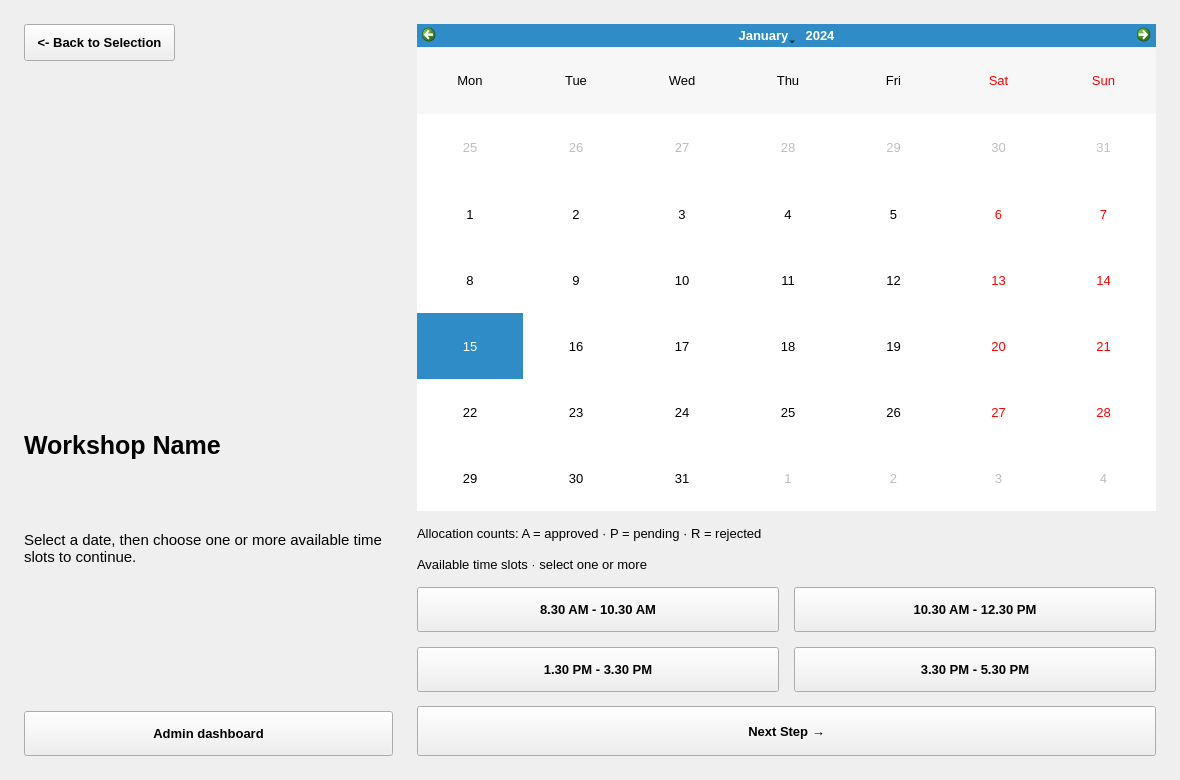
Old version of the form ui/forms/page2.ui in the repository PPAS-Rashmika/SYNCLAB-Centralized-Workshop-Laboratory-Allocation-Platform.
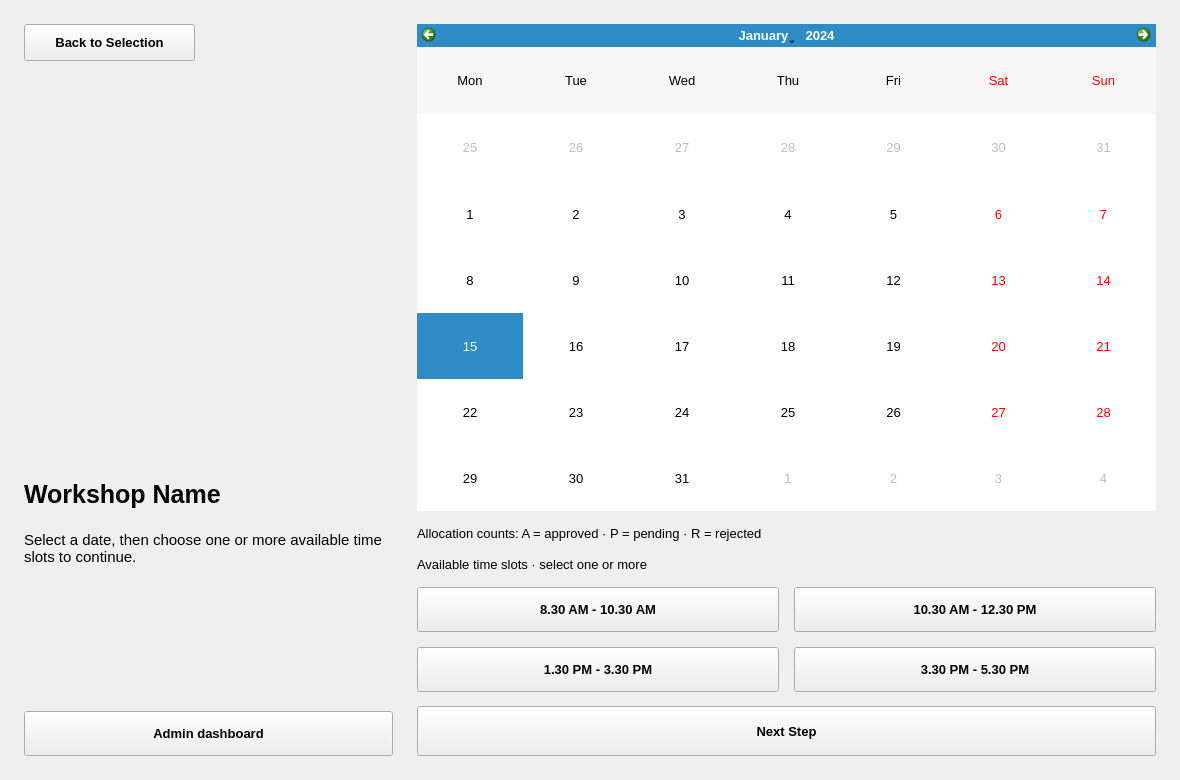
New version of the form. Custom widgets are drawn as their Qt base class.

```diff
--- a/ui/forms/page2.ui
+++ b/ui/forms/page2.ui
@@ -32,16 +32,23 @@
     <rect>
      <x>24</x>
      <y>24</y>
-     <width>151</width>
+     <width>171</width>
      <height>37</height>
     </rect>
    </property>
-   <property name="text">
-    <string>&lt;- Back to Selection</string>
+   <property name="font">
+    <font>
+     <family>Segoe UI</family>
+     <pointsize>10</pointsize>
+     <bold>true</bold>
+    </font>
    </property>
    <property name="cursor">
     <cursorShape>PointingHandCursor</cursorShape>
    </property>
+   <property name="text">
+    <string>Back to Selection</string>
+   </property>
   </widget>
   <widget class="QLabel" name="selectedImgLabel2">
    <property name="font">
@@ -54,8 +61,8 @@
    <property name="geometry">
     <rect>
      <x>24</x>
-     <y>261</y>
-     <width>240</width>
+     <y>290</y>
+     <width>251</width>
      <height>160</height>
     </rect>
    </property>
@@ -67,6 +74,14 @@
    </property>
   </widget>
   <widget class="QLabel" name="selectedNameLabel2">
+   <property name="geometry">
+    <rect>
+     <x>24</x>
+     <y>480</y>
+     <width>369</width>
+     <height>51</height>
+    </rect>
+   </property>
    <property name="font">
     <font>
      <family>Segoe UI</family>
@@ -74,20 +89,6 @@
      <bold>true</bold>
     </font>
    </property>
-   <property name="geometry">
-    <rect>
-     <x>24</x>
-     <y>431</y>
-     <width>369</width>
-     <height>90</height>
-    </rect>
-   </property>
-   <property name="wordWrap">
-    <bool>true</bool>
-   </property>
-   <property name="textFormat">
-    <enum>Qt::PlainText</enum>
-   </property>
    <property name="text">
     <string>Workshop Name</string>
    </property>
@@ -357,12 +358,19 @@
      <height>50</height>
     </rect>
    </property>
-   <property name="text">
-    <string>Next Step →</string>
+   <property name="font">
+    <font>
+     <family>Segoe UI</family>
+     <pointsize>10</pointsize>
+     <bold>true</bold>
+    </font>
    </property>
    <property name="cursor">
     <cursorShape>PointingHandCursor</cursorShape>
    </property>
+   <property name="text">
+    <string>Next Step</string>
+   </property>
   </widget>
  </widget>
  <customwidgets>
```
Left out of the diff: 328 changed lines with no effect on the pictures.
